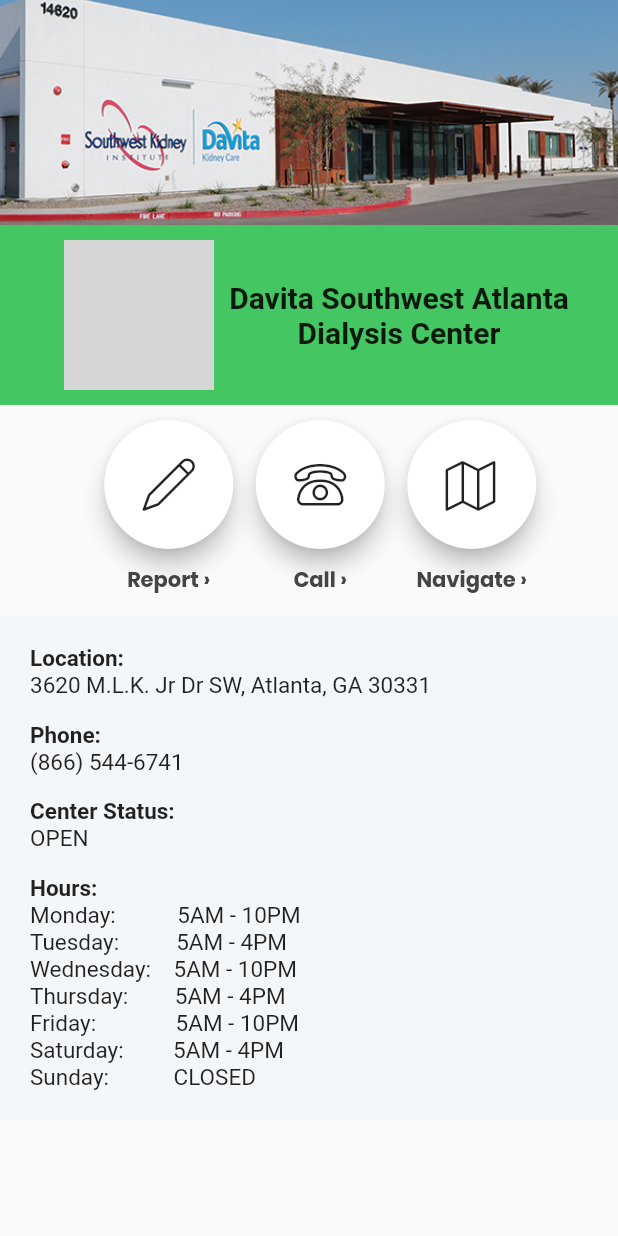
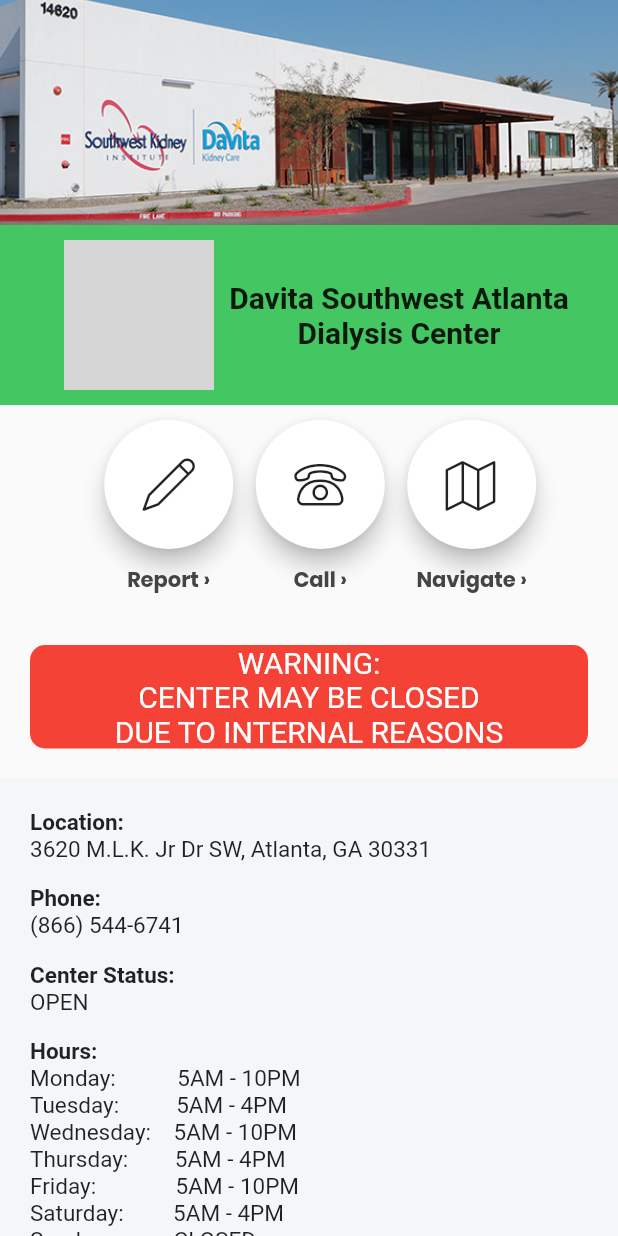
Before and after one commit to yurijhang0/DialysisNow, a Flutter app: what storeTab() shows on an empty page, opened directly, on a phone screen of 412 x 824 dp. Run offline on Flutter 3.47's test engine with Material 2 defaults, Android fonts, the light colour scheme and no system bars; our stand-ins replace page_transition; network calls fail; grey boxes are pictures that could not be loaded.

Commit message:
Add closure info

```diff
--- a/lib/src/screens/Dashboard.dart
+++ b/lib/src/screens/Dashboard.dart
@@ -134,6 +134,7 @@
     Image.asset("images/CenterBuilding.jpeg", height: 150, fit: BoxFit.fitWidth,),
     mainInfo(),
     headerTopCategories(),
+    report(),
     medicalInfo(),
   ]);
 }
@@ -388,3 +389,24 @@
       )
   );
 }
+
+Widget report() {
+  return Container(
+      padding: new EdgeInsets.all(20.0),
+      child: Container(
+        decoration: BoxDecoration(
+            color: Colors.red,
+            borderRadius: BorderRadius.all(Radius.circular(10.0))),
+        child: Column(
+          children: <Widget>[new Text("WARNING:",
+            style: TextStyle(color: Colors.white, fontSize: 20),
+            textAlign: TextAlign.center,),
+            new Text("CENTER MAY BE CLOSED",
+              style: TextStyle(color: Colors.white, fontSize: 20),
+              textAlign: TextAlign.center,),
+            new Text("DUE TO INTERNAL REASONS",
+              style: TextStyle(color: Colors.white, fontSize: 20),
+              textAlign: TextAlign.center,)
+        ])),
+  );
+}
```
